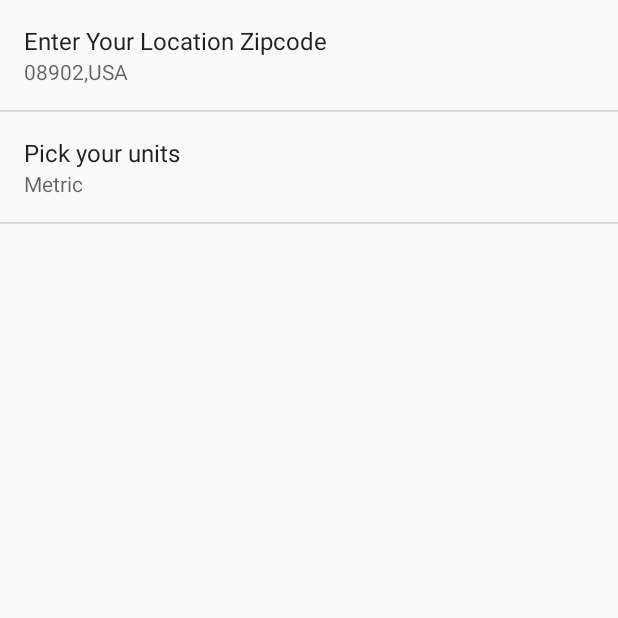
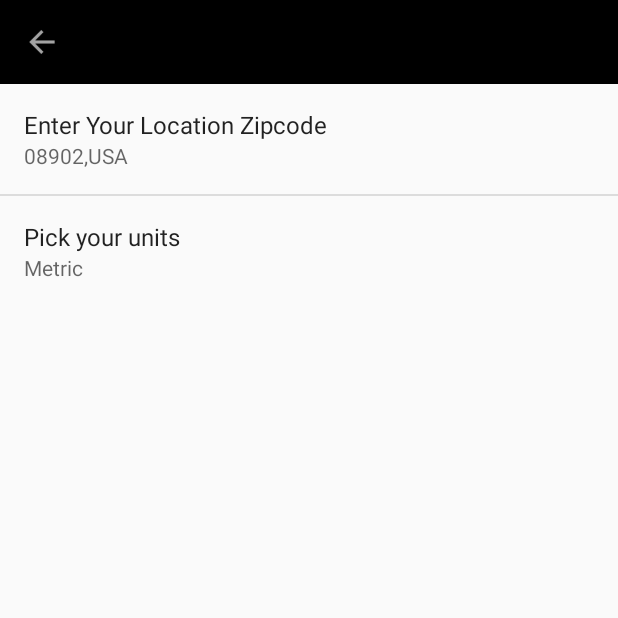
Before and after one commit to sudhasukumar/Sunshine, an Android app: the SettingsActivity screen opened directly, with no data from a screen before it, on a phone screen of 412 x 824 dp, the top half of it. Run offline under Robolectric (Android 15) with nearby library versions, the phone set to English and light mode, and no system bars.

Commit message:
Fixed Missing Action Bar in SettingsActivity. This is a very important commit.

```diff
--- a/app/src/main/java/com/example/sudha/sunshine/SettingsActivity.java
+++ b/app/src/main/java/com/example/sudha/sunshine/SettingsActivity.java
@@ -11,6 +11,8 @@ import android.preference.Preference;
 import android.preference.PreferenceActivity;
 import android.preference.PreferenceManager;
 import android.util.Log;
+import android.view.View;
+import android.support.v7.widget.Toolbar;
 
 /**
  * A {@link PreferenceActivity} that presents a set of application settings.
@@ -39,7 +41,20 @@ public class SettingsActivity extends PreferenceActivity implements Preference.O
 
         Log.v(LOG_TAG, "Preferences loaded from XML in SettingsActivity : " + sharedPrefs.getAll().toString());
 
+        setContentView(R.layout.activity_settings);
+        //import android.support.v7.widget.Toolbar;
+        Toolbar actionbar = (Toolbar) findViewById(R.id.mytoolbar);
+        actionbar.setTitle("Settings");
+        actionbar.setNavigationIcon(getResources().getDrawable(R.drawable.ic_action_back));
+        actionbar.setNavigationOnClickListener(new View.OnClickListener() {
+                                                                            @Override
+                                                                            public void onClick(View v) {
+                                                                                SettingsActivity.this.finish();
+                                                                            }
+        });
+
     }
+
 
     /**
      * Attaches a listener so the summary is always updated with the preference value.
--- /dev/null
+++ b/app/src/main/res/layout/activity_settings.xml
@@ -0,0 +1,23 @@
+<?xml version="1.0" encoding="utf-8"?>
+<LinearLayout xmlns:android="http://schemas.android.com/apk/res/android"
+              xmlns:app="http://schemas.android.com/apk/res-auto"
+              android:orientation="vertical"
+              android:layout_width="match_parent"
+              android:layout_height="match_parent">
+
+    <android.support.v7.widget.Toolbar xmlns:android="http://schemas.android.com/apk/res/android"
+                                       xmlns:app="http://schemas.android.com/apk/res-auto"
+                                       android:id="@+id/mytoolbar"
+                                       android:layout_height="wrap_content"
+                                       android:layout_width="match_parent"
+                                       android:minHeight="?attr/actionBarSize"
+                                       style="@style/MyDarkToolbarStyle"
+    />
+
+    <ListView
+        android:id="@id/android:list"
+        android:layout_width="match_parent"
+        android:layout_height="wrap_content"
+    />
+
+</LinearLayout>
--- a/app/src/main/res/values/colors.xml
+++ b/app/src/main/res/values/colors.xml
@@ -2,4 +2,5 @@
 <resources>
     <color name="textview_text_color">#FFFFFF</color>
     <color name="textview_text_bgcolor">#A4F3FF</color>
+    <color name="action_bar_bkgnd">#000000</color>
 </resources>
--- a/app/src/main/res/values/styles.xml
+++ b/app/src/main/res/values/styles.xml
@@ -5,4 +5,10 @@
         <!-- Customize your theme here. -->
     </style>
 
+    <style name="MyDarkToolbarStyle" parent="Widget.AppCompat.Toolbar">
+        <item name="android:background">@color/action_bar_bkgnd</item>
+        <item name="popupTheme">@style/ThemeOverlay.AppCompat.Light</item>
+        <item name="theme">@style/ThemeOverlay.AppCompat.Dark.ActionBar</item>
+    </style>
+
 </resources>
```
Also changed, not shown: app/src/main/res/drawable-hdpi/ic_action_back.png (added), app/src/main/res/drawable-mdpi/ic_action_back.png (added), app/src/main/res/drawable-xhdpi/ic_action_back.png (added), app/src/main/res/drawable-xxhdpi/ic_action_back.png (added).
